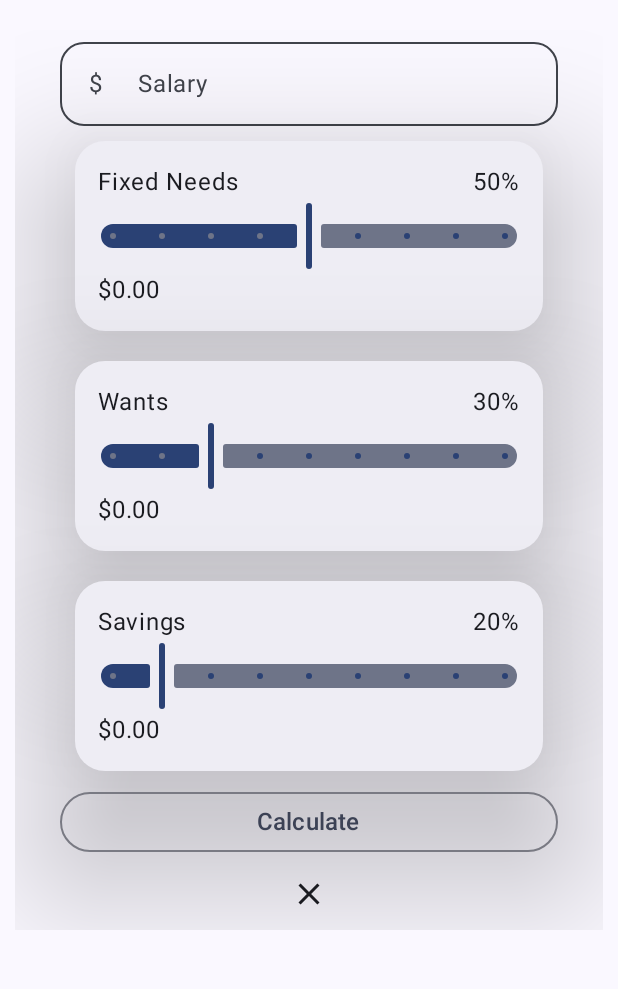
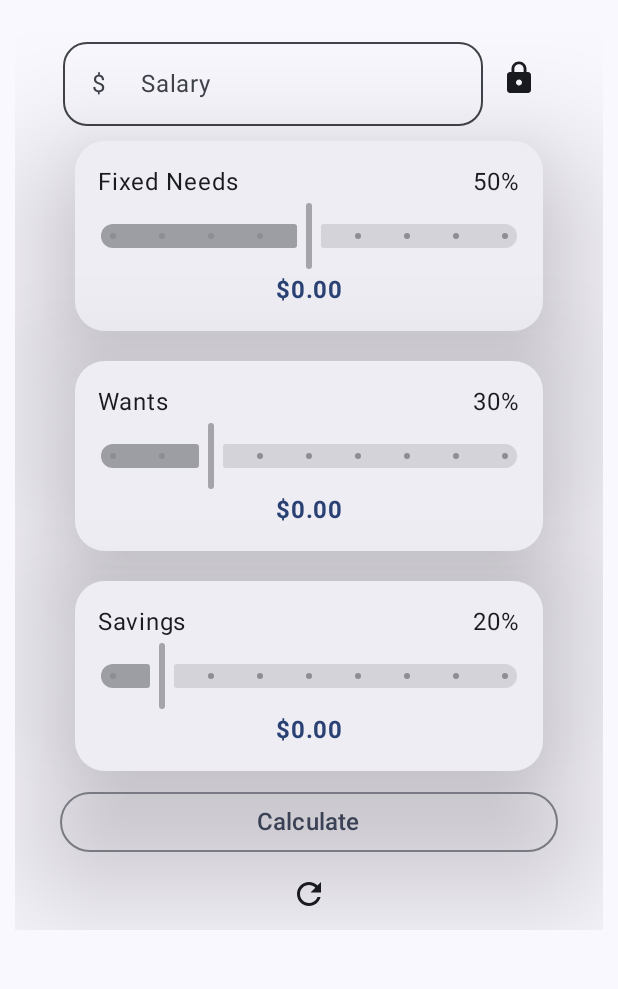
Before and after one commit to vcioffi/SalaryManagement, an Android app built with Jetpack Compose: the screen it shows after launch (MainActivity), on a phone screen of 412 x 824 dp, the part 96-1085 px from its top. Run offline under Robolectric (Android 15) with nearby library versions, the phone set to English and light mode, and no system bars.

Commit message:
Update UI Insert Lock option Insert total percentage counter

```diff
--- a/app/src/main/java/com/cioffi/salarymanagement/ui/home/HomeSceen.kt
+++ b/app/src/main/java/com/cioffi/salarymanagement/ui/home/HomeSceen.kt
@@ -8,7 +8,6 @@ import androidx.compose.foundation.layout.fillMaxSize
 import androidx.compose.foundation.layout.fillMaxWidth
 import androidx.compose.foundation.layout.padding
 import androidx.compose.foundation.layout.safeDrawingPadding
-import androidx.compose.foundation.layout.size
 import androidx.compose.foundation.layout.statusBarsPadding
 import androidx.compose.foundation.layout.wrapContentHeight
 import androidx.compose.foundation.layout.wrapContentWidth
@@ -17,7 +16,9 @@ import androidx.compose.foundation.shape.RoundedCornerShape
 import androidx.compose.foundation.text.KeyboardOptions
 import androidx.compose.foundation.verticalScroll
 import androidx.compose.material.icons.Icons
-import androidx.compose.material.icons.filled.Clear
+import androidx.compose.material.icons.filled.Lock
+import androidx.compose.material.icons.outlined.Lock
+import androidx.compose.material.icons.outlined.Refresh
 import androidx.compose.material3.Card
 import androidx.compose.material3.CardDefaults
 import androidx.compose.material3.Icon
@@ -32,13 +33,12 @@ import androidx.compose.material3.TextFieldDefaults
 import androidx.compose.runtime.Composable
 import androidx.compose.runtime.collectAsState
 import androidx.compose.runtime.getValue
-import androidx.compose.runtime.mutableFloatStateOf
-import androidx.compose.runtime.remember
-import androidx.compose.runtime.setValue
 import androidx.compose.ui.Alignment
 import androidx.compose.ui.Modifier
 import androidx.compose.ui.res.stringResource
+import androidx.compose.ui.text.font.FontWeight
 import androidx.compose.ui.text.input.KeyboardType
+import androidx.compose.ui.text.style.TextAlign
 import androidx.compose.ui.tooling.preview.Preview
 import androidx.compose.ui.unit.dp
 import androidx.compose.ui.unit.sp
@@ -63,19 +63,54 @@ fun HomeScreen(homeViewModel: HomeViewModel = viewModel()) {
             .safeDrawingPadding(),
         horizontalAlignment = Alignment.CenterHorizontally,
         verticalArrangement = Arrangement.Top){
-        EditNumberField(homeViewModel.salary, onSalaryChanged = {homeViewModel.updateSalary(it)})
+        Row(
+            modifier = Modifier
+                .align(Alignment.CenterHorizontally)
+        ){
+            EditNumberField(
+                modifier = Modifier
+                    .weight(1f),
+                salary = homeViewModel.salary,
+                onSalaryChanged = {homeViewModel.updateSalary(it)}
+            )
+            IconButton( modifier = Modifier
+                .align(Alignment.CenterVertically),
+                onClick = { homeViewModel.onLockClick() }) {
+                if (homeUiState.isSlidersEnable){
+                    Icon(Icons.Outlined.Lock, contentDescription = "Lock")
+                } else {
+                    Icon(Icons.Filled.Lock, contentDescription = "Lock")
+                }
+            }
+        }
         AmountText(label = stringResource(R.string.fixed_needs),
             value =homeUiState.fixedNeeds,
             slider = homeUiState.fixedNeedsPercentage,
-            changePerc = homeViewModel::onNeedsPercChange )
+            changePerc = homeViewModel::onNeedsPercChange,
+            isSlidersLock = homeUiState.isSlidersEnable)
         AmountText(label = stringResource(R.string.wants),
             value =homeUiState.wants,
             slider = homeUiState.wantsPercentage,
-            changePerc = homeViewModel::onWantsPercChange )
+            changePerc = homeViewModel::onWantsPercChange,
+            isSlidersLock = homeUiState.isSlidersEnable)
         AmountText(label = stringResource(R.string.savings),
             value =homeUiState.savings,
             slider = homeUiState.savingsPercentage,
-            changePerc = homeViewModel::onSavingPercChange )
+            changePerc = homeViewModel::onSavingPercChange,
+            isSlidersLock = homeUiState.isSlidersEnable
+            )
+        if(homeUiState.isSlidersEnable){
+            val signColor = if (homeUiState.totalPercentage > 100) colorScheme.error else colorScheme.primary
+            Text(
+                modifier = Modifier
+                    .fillMaxWidth()
+                    .padding(10.dp),
+                textAlign = TextAlign.Center,
+                text = stringResource(R.string.total_percentage,homeUiState.totalPercentage),
+                color = signColor,
+                fontSize = 16.sp
+            )
+        }
         OutlinedButton(
             onClick = { homeViewModel.calcPercentage() },
             modifier = Modifier.fillMaxWidth()
@@ -87,7 +122,7 @@ fun HomeScreen(homeViewModel: HomeViewModel = viewModel()) {
             )
         }
         IconButton(onClick = { homeViewModel.onClear() }) {
-            Icon(Icons.Filled.Clear, contentDescription = "Clear")
+            Icon(Icons.Outlined.Refresh, contentDescription = "Refresh")
         }
     }
 }
@@ -99,7 +134,7 @@ fun EditNumberField(salary : String, onSalaryChanged: (String) -> Unit,modifier:
         value = salary,
         singleLine = true,
         shape = shapes.large,
-        modifier = Modifier.fillMaxWidth(),
+        modifier = Modifier.wrapContentWidth(),
 
         colors = TextFieldDefaults.colors(
             focusedContainerColor = colorScheme.surface,
@@ -116,7 +151,7 @@ fun EditNumberField(salary : String, onSalaryChanged: (String) -> Unit,modifier:
 }
 
 @Composable
-fun AmountText(label:String,slider: Float,changePerc :(Float) -> Unit,value:Double,modifier: Modifier = Modifier){
+fun AmountText(label:String,slider: Float,changePerc :(Float) -> Unit,value:Double,isSlidersLock :Boolean,modifier: Modifier = Modifier){
     Card(
         elevation = CardDefaults.cardElevation(
             defaultElevation = 60.dp
@@ -151,10 +186,14 @@ fun AmountText(label:String,slider: Float,changePerc :(Float) -> Unit,value:Doub
                     )
             }
 
-            SliderPercentage(slider,changePerc)
+            SliderPercentage(slider,changePerc,isSlidersLock)
             Text(
                 modifier = Modifier
-                    .wrapContentHeight(align = Alignment.CenterVertically),
+                    .wrapContentHeight(align = Alignment.CenterVertically)
+                    .fillMaxWidth(),
+                textAlign = TextAlign.Center,
+                fontWeight = FontWeight.Bold,
+                color = colorScheme.primary,
                 text = NumberFormat.getCurrencyInstance().format(value)
             )
         }
@@ -164,13 +203,14 @@ fun AmountText(label:String,slider: Float,changePerc :(Float) -> Unit,value:Doub
 
 
 @Composable
-fun SliderPercentage(perc : Float, changePerc :(Float) -> Unit) {
+fun SliderPercentage(perc : Float, changePerc :(Float) -> Unit, isSlidersEnable :Boolean) {
     Column {
         Slider(
             value = perc,
             onValueChange = changePerc,
             steps = 7,
-            valueRange = 10f..90f
+            valueRange = 10f..90f,
+            enabled = isSlidersEnable
         )
     }
 }
--- a/app/src/main/res/values/strings.xml
+++ b/app/src/main/res/values/strings.xml
@@ -5,4 +5,5 @@
     <string name="savings">Savings</string>
     <string name="wants">Wants</string>
     <string name="fixed_needs">Fixed Needs</string>
+    <string name="total_percentage">Total Percentage %1$d%%</string>
 </resources>
```
Also changed, not shown: app/src/main/java/com/cioffi/salarymanagement/ui/home/HomeViewModel.kt (+27 -7 lines), 1 other file.
